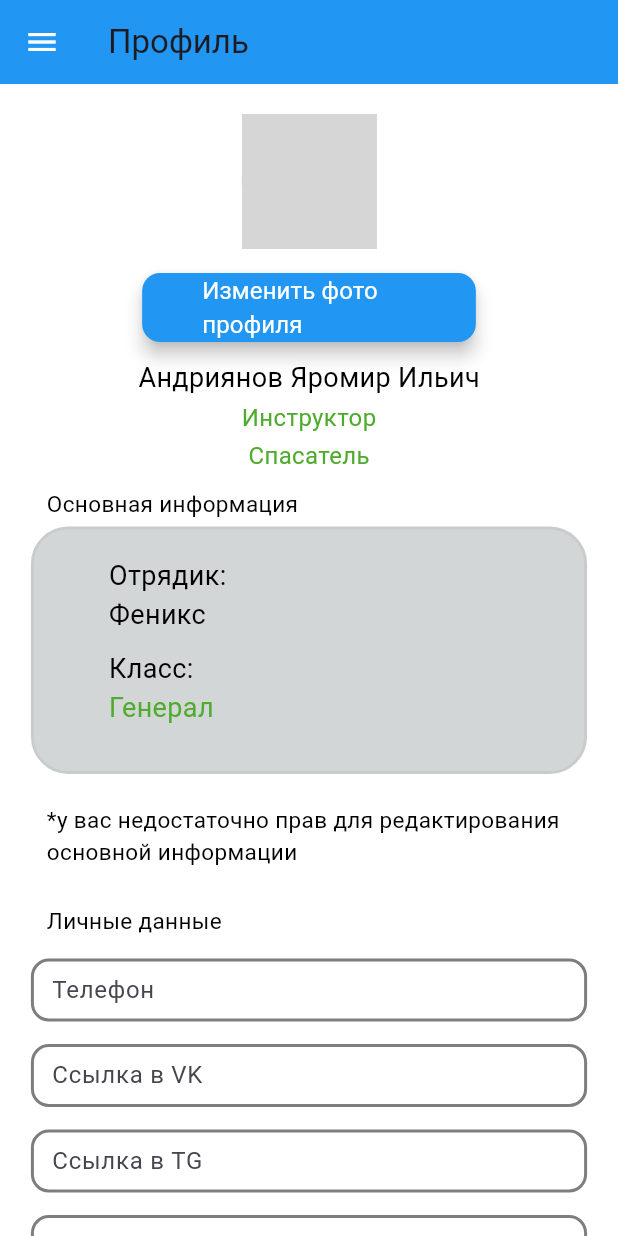
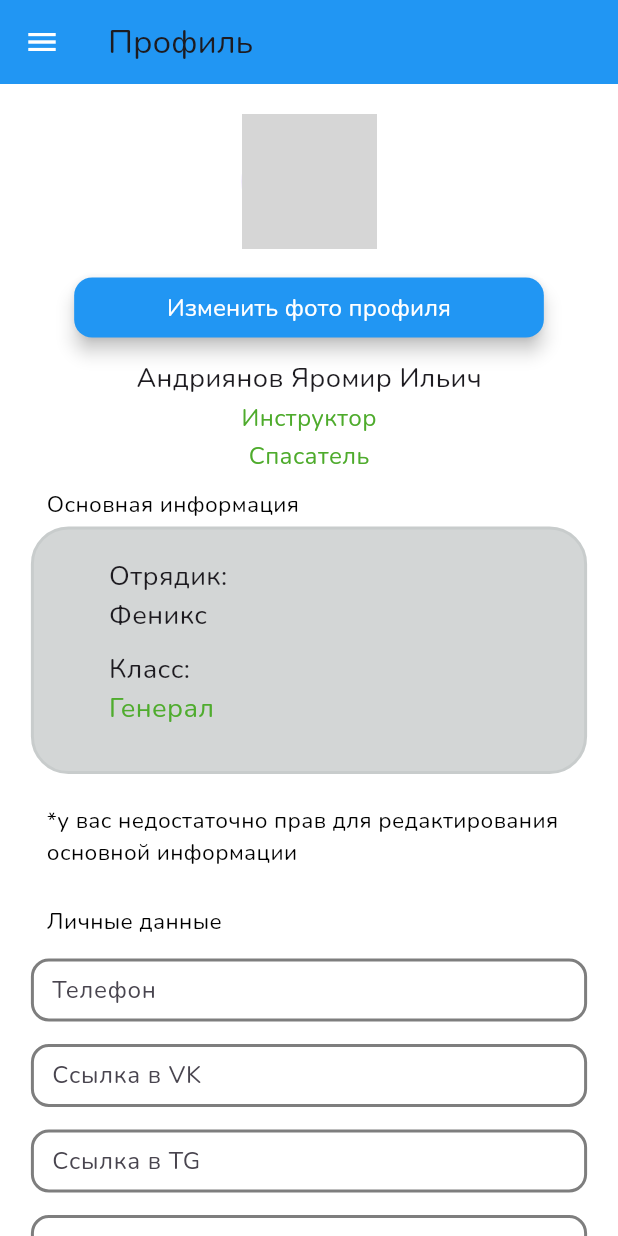
Before and after one commit to nakito-own/Lifeguard-app, a Flutter app: the ProfileScreen screen opened by its route, after a tap on "Редактировать личные данные", on a phone screen of 412 x 824 dp. Run offline on Flutter 3.47's test engine with Material 3 defaults, Android fonts, the phone set to English and light mode, and no system bars; our stand-ins replace google_fonts, jwt_decoder, responsive_builder, shared_preferences; accounts and stored records are empty; network calls fail; grey boxes are pictures that could not be loaded.

Commit message:
Полный BugFix и Шрифты

```diff
--- a/lib/main.dart
+++ b/lib/main.dart
@@ -1,9 +1,9 @@
 import 'package:flutter/material.dart';
+import 'package:google_fonts/google_fonts.dart';
 import 'package:lifeguard/screens/events_screen.dart';
 import 'package:lifeguard/screens/inventory_screen.dart';
 import 'package:lifeguard/screens/login_screen.dart';
 import 'package:lifeguard/screens/manuals_screen.dart';
-import 'package:lifeguard/screens/profile_redaction_screen.dart';
 import 'package:lifeguard/screens/shift_screen.dart';
 import 'package:shared_preferences/shared_preferences.dart';
 import 'screens/pofile_screen.dart';
@@ -48,12 +48,16 @@ class _MyAppState extends State<MyApp> {
   Widget build(BuildContext context) {
     return MaterialApp(
       title: 'Lifeguard Skeleton',
-      theme: AppLightTheme.lightTheme,
-      darkTheme: AppDarkTheme.darkTheme,
+      theme:AppLightTheme.lightTheme.copyWith(
+        textTheme: GoogleFonts.nunitoTextTheme(),),
+      darkTheme: AppDarkTheme.darkTheme.copyWith(
+        textTheme: GoogleFonts.nunitoTextTheme().apply(
+          bodyColor: Colors.white,),),
+
       themeMode: _isDarkTheme ? ThemeMode.dark : ThemeMode.light,
       home: LoginScreen(toggleTheme: _toggleTheme),
+
       routes: {
-        '/redaction': (context) =>ProfileRedactionScreen(toggleTheme: _toggleTheme),
         '/login': (context) => LoginScreen(toggleTheme: _toggleTheme),
         '/profile': (context) => ProfileScreen(toggleTheme: _toggleTheme),
         '/events': (context) => EventsScreen(toggleTheme: _toggleTheme),
--- a/lib/screens/login_screen.dart
+++ b/lib/screens/login_screen.dart
@@ -56,7 +56,9 @@ class _LoginScreenState extends State<LoginScreen> {
               backgroundImage: NetworkImage('https://sun1-17.userapi.com/s/v1/ig2/5oQd1HwXQjdP9Tmj1Apbc4g7MTfT6LmeMW99acU-htKmjxidJ9t0aldZ7hD-P_9L5ZlLwrzEIMwPre0w6-V1BMg1.jpg?quality=95&crop=1,0,834,834&as=32x32,48x48,72x72,108x108,160x160,240x240,360x360,480x480,540x540,640x640,720x720&ava=1&u=aseTjjK2s91iQeI5LbaqLOf6Kcm40eYRe6SBVTsbT6k&cs=200x200'),
             ),
             SizedBox( height: 50,),
-            Text ('Авторизация', style: TextStyle (fontSize: 18),),
+            Text ('Авторизация',
+              style: TextStyle (fontSize: 18),
+            ),
             SizedBox( height: 30,),
             ResponsiveBuilder(builder:
             (context, sizingInformation) {
--- a/lib/screens/pofile_screen.dart
+++ b/lib/screens/pofile_screen.dart
@@ -5,6 +5,10 @@ import '../widgets/profile-widgets/profile_info_widget.dart';
 import '../widgets/profile-widgets/my_info.dart';
 import '../widgets/small_text.dart';
 import 'package:lifeguard/widgets/transparent_button.dart';
+import 'package:lifeguard/widgets/custom_redaction_button.dart';
+import '../widgets/app-widgets/custom_button.dart';
+import '../widgets/app-widgets/custom_exit_button.dart';
+import '../widgets/app-widgets/custom_textfield.dart';
 
 
 class ProfileScreen extends StatelessWidget {
@@ -56,7 +60,7 @@ class ProfileScreen extends StatelessWidget {
             SizedBox(height: 10,),
             TransparentButton(text: 'Редактировать личные данные', onPressed: ()
               {
-                Navigator.pushNamed(context, '/redaction');
+                Navigator.push(context, MaterialPageRoute(builder: (context) => ProfileRedactionScreen(toggleTheme: toggleTheme)));
               },),
             SizedBox(height: 10,),
           ],
@@ -66,3 +70,110 @@ class ProfileScreen extends StatelessWidget {
     );
   }
 }
+
+
+class ProfileRedactionScreen extends StatelessWidget {
+  final VoidCallback toggleTheme;
+
+  ProfileRedactionScreen({required this.toggleTheme});
+
+  final TextEditingController Controller1 = TextEditingController();
+  final TextEditingController Controller2 = TextEditingController();
+  final TextEditingController Controller3 = TextEditingController();
+  final TextEditingController Controller4 = TextEditingController();
+
+
+  @override
+  Widget build(BuildContext context) {
+    return Scaffold(
+      appBar: AppBar(
+        title: Text('Профиль'),
+      ),
+      drawer: AppDrawer(toggleTheme: toggleTheme),
+      body: SingleChildScrollView(
+        child: Column(
+          mainAxisAlignment: MainAxisAlignment.center,
+          children: [
+            SizedBox(
+              height: 20,
+            ),
+            CircleAvatar(
+                radius: 45,
+                backgroundImage: NetworkImage(
+                    'https://sun1-17.userapi.com/s/v1/ig2/5oQd1HwXQjdP9Tmj1Apbc4g7MTfT6LmeMW99acU-htKmjxidJ9t0aldZ7hD-P_9L5ZlLwrzEIMwPre0w6-V1BMg1.jpg?quality=95&crop=1,0,834,834&as=32x32,48x48,72x72,108x108,160x160,240x240,360x360,480x480,540x540,640x640,720x720&ava=1&u=aseTjjK2s91iQeI5LbaqLOf6Kcm40eYRe6SBVTsbT6k&cs=200x200')
+            ),
+            SizedBox(
+              height: 15,
+            ),
+            CustomRedactionButton(
+              redactionText: 'Изменить фото профиля',
+              onPressed: () {},
+            ),
+            ProfileHeaderWidget(FirstName: 'Яромир',
+                SecondName: 'Андриянов',
+                Patronymic: 'Ильич',
+                Post1: 'Инструктор',
+                Post2: 'Спасатель'),
+            SizedBox(
+              height: 10,
+            ),
+            SmallText(some_text: 'Основная информация'),
+            ProfileInfoWidget(Role: 'Отрядик: ',
+                GroupNumber: 'Феникс',
+                Another: 'Класс:',
+                Position: 'Генерал'),
+            SmallText(
+                some_text: '*у вас недостаточно прав для редактирования основной информации'),
+            SizedBox(
+              height: 25,
+            ),
+            SmallText(some_text: 'Личные данные'),
+            SizedBox(
+              height: 15,
+            ),
+            CustomTextField(text: '8 800 555 35 35 ', widthSize: MediaQuery.of(context).size.width * 0.9,
+              labelText: 'Телефон',
+              isPass: false,
+              controller: Controller1,
+            ),
+            SizedBox(
+              height: 15,
+            ),
+            CustomTextField(text: 'https://vk.com/', widthSize: MediaQuery.of(context).size.width * 0.9,
+              labelText: 'Ссылка в VK',
+              isPass: false,
+              controller: Controller2,
+            ), SizedBox(
+              height: 15,
+            ),
+            CustomTextField(text: 'https://t.me/', widthSize: MediaQuery.of(context).size.width * 0.9,
+              labelText: 'Ссылка в TG',
+              isPass: false,
+              controller: Controller3,
+            ), SizedBox(
+              height: 15,
+            ),
+            CustomTextField(text: 'https://mail.ru/', widthSize: MediaQuery.of(context).size.width * 0.9,
+              labelText: 'Почта',
+              isPass: false,
+              controller: Controller4,
+            ), SizedBox(height: 20,),
+            CustomButton(buttonText: 'Сохранить', MiniButton: false, onPressed: () {
+              print('${Controller1.text}, ${Controller2.text}, ${Controller3.text}, ${Controller4.text}');
+            },),
+            SizedBox(height: 20,),
+            ButtonExit(text: 'Выйти', onPressed: () {
+              Controller1.clear();
+              Controller2.clear();
+              Controller3.clear();
+              Controller4.clear();
+              Navigator.pushNamed(context, '/profile');
+            },
+            ),
+            SizedBox(height: 20,),
+          ],
+        ),
+      ),
+    );
+  }
+}
--- a/lib/widgets/app-widgets/app_drawer.dart
+++ b/lib/widgets/app-widgets/app_drawer.dart
@@ -1,13 +1,17 @@
 import 'package:flutter/material.dart';
 import 'package:lifeguard/widgets/app-widgets/custom_drawer_button.dart';
 import 'package:lifeguard/widgets/app-widgets/custom_exit_button.dart';
+
+
 
 
 class AppDrawer extends StatelessWidget {
 
   final VoidCallback toggleTheme;
 
-  AppDrawer({required this.toggleTheme});
+
+  AppDrawer({required this.toggleTheme
+  });
 
   @override
   Widget build(BuildContext context) {
@@ -29,22 +33,16 @@ class AppDrawer extends StatelessWidget {
                 backgroundImage: NetworkImage('https://sun1-17.userapi.com/s/v1/ig2/5oQd1HwXQjdP9Tmj1Apbc4g7MTfT6LmeMW99acU-htKmjxidJ9t0aldZ7hD-P_9L5ZlLwrzEIMwPre0w6-V1BMg1.jpg?quality=95&crop=1,0,834,834&as=32x32,48x48,72x72,108x108,160x160,240x240,360x360,480x480,540x540,640x640,720x720&ava=1&u=aseTjjK2s91iQeI5LbaqLOf6Kcm40eYRe6SBVTsbT6k&cs=200x200'),
               ),
                 SizedBox(width: 15,),
-                Column(
-                  crossAxisAlignment: CrossAxisAlignment.start,
-                  mainAxisAlignment: MainAxisAlignment.center,
-                  children: [
-                    Text('Андриянов Яромир Ильич',
-                      overflow: TextOverflow.clip,
-                      style: TextStyle(
-                      fontSize: 14,
-                    ),),
-                    Text('Инструктор',
-                      overflow: TextOverflow.clip,
-                      style: TextStyle(
-                      fontSize: 14,
-                      color: Colors.green,
-                    ),),
-                  ],
+                Container(
+                  child:
+                    Flexible(
+                        child:
+                    AppDrawerHeader(FirstName: 'Яромир',
+                        SecondName: 'Андриянов',
+                        Patronymic: 'Ильич',
+                        Post1: 'Спасатель',
+                        toggleTheme: toggleTheme)
+                    ),
                 ),
               ],
             ),
@@ -95,3 +93,40 @@ class AppDrawer extends StatelessWidget {
     );
   }
 }
+
+class AppDrawerHeader extends StatelessWidget {
+  const AppDrawerHeader({Key? key,
+    required this.FirstName,
+    required this.SecondName,
+    required this.Patronymic,
+    required this.Post1,
+    required this.toggleTheme}) : super(key: key);
+  final VoidCallback toggleTheme;
+  final String FirstName;
+  final String SecondName;
+  final String Patronymic;
+  final String Post1;
+
+@override
+Widget build(BuildContext context) {
+  return Column(
+    crossAxisAlignment: CrossAxisAlignment.start,
+    mainAxisAlignment: MainAxisAlignment.center,
+    children: [
+  Text(SecondName + ' ' + FirstName + ' ' + Patronymic,
+    overflow: TextOverflow.clip,
+    maxLines: 5,
+    style: TextStyle(
+      fontSize: 14,
+    ),),
+
+  Text(Post1,
+  overflow: TextOverflow.clip,
+  style: TextStyle(
+  fontSize: 14,
+  color: Colors.green,
+  ),),
+  ]
+  );
+}
+}
--- a/lib/widgets/app-widgets/custom_drawer_button.dart
+++ b/lib/widgets/app-widgets/custom_drawer_button.dart
@@ -1,4 +1,5 @@
 import 'package:flutter/material.dart';
+import 'package:google_fonts/google_fonts.dart';
 
 class CustomDrawerButton extends StatelessWidget {
   final String text;
@@ -24,7 +25,7 @@ class CustomDrawerButton extends StatelessWidget {
         style: ElevatedButton.styleFrom(
           backgroundColor: buttonColor, // цвет кнопки
           padding: EdgeInsets.symmetric(horizontal: 8, vertical: 10),
-          textStyle: TextStyle(fontSize: 18, color: Colors.white),
+          textStyle: GoogleFonts.nunito(fontSize: 18, color: Colors.white),
           shape: const RoundedRectangleBorder(
             borderRadius: BorderRadius.all(Radius.circular(12)),
           ),
--- a/lib/widgets/custom_redaction_button.dart
+++ b/lib/widgets/custom_redaction_button.dart
@@ -18,7 +18,7 @@ class CustomRedactionButton extends StatelessWidget {
     final shadowColor = isDarkTheme ? Colors.black : Colors.black;
 
     return Container(
-      padding: EdgeInsets.symmetric(horizontal: MediaQuery.of(context).size.width * 0.12, vertical: 0),
+      padding: EdgeInsets.symmetric(horizontal: MediaQuery.of(context).size.width * 0.01, vertical: 0),
       margin: EdgeInsets.symmetric(horizontal: MediaQuery.of(context).size.width * 0.11),
       child: ElevatedButton(
         onPressed: onPressed,
--- a/lib/widgets/profile-widgets/my_info.dart
+++ b/lib/widgets/profile-widgets/my_info.dart
@@ -1,5 +1,6 @@
 import 'package:flutter/gestures.dart';
 import 'package:flutter/material.dart';
+import 'package:google_fonts/google_fonts.dart';
 import "package:url_launcher/url_launcher.dart";
 
 class MyInfo extends StatelessWidget {
@@ -68,19 +69,19 @@ class MyInfo extends StatelessWidget {
             children: [
               TextSpan(
                 text: 'Телефон:  ',
-                style: TextStyle(fontSize: 19, height: 1.5, color: text_Color),
+                style: GoogleFonts.nunito(fontSize: 19, height: 1.5, color: text_Color),
               ),
               TextSpan(
                 text:phone,
-                style: TextStyle(fontSize: 18, color: text_Color),
+                style: GoogleFonts.nunito(fontSize: 18, color: text_Color),
               ),
               TextSpan(
                 text: '\n VK:  ',
-                style: TextStyle(fontSize: 19, height: 2, color: text_Color),
+                style: GoogleFonts.nunito(fontSize: 19, height: 2, color: text_Color),
               ),
               TextSpan(
                 text: VK_Link,
-                style: const TextStyle(color: Colors.blue, fontSize: 18,
+                style: GoogleFonts.nunito(color: Colors.blue, fontSize: 18,
                   decoration: TextDecoration.underline,
                 ),
                 recognizer: TapGestureRecognizer()
@@ -88,11 +89,11 @@ class MyInfo extends StatelessWidget {
               ),
               TextSpan(
                 text: '\n TG:  ',
-                style: TextStyle(fontSize: 19, height: 2,color: text_Color),
+                style: GoogleFonts.nunito(fontSize: 19, height: 2,color: text_Color),
               ),
               TextSpan(
                 text: TG_Link,
-                style: const TextStyle(color: Colors.blue, fontSize: 18,
+                style: GoogleFonts.nunito(color: Colors.blue, fontSize: 18,
                   decoration: TextDecoration.underline,
                 ),
                 recognizer: TapGestureRecognizer()
@@ -100,11 +101,11 @@ class MyInfo extends StatelessWidget {
               ),
               TextSpan(
                 text: '\n Почта:  ',
-                style: TextStyle(fontSize: 19, height: 2, color: text_Color),
+                style: GoogleFonts.nunito(fontSize: 19, height: 2, color: text_Color),
               ),
               TextSpan(
                   text: Mail_Link,
-                  style: const TextStyle(color: Colors.blue, fontSize: 18,
+                  style: GoogleFonts.nunito(color: Colors.blue, fontSize: 18,
                     decoration: TextDecoration.underline,
                   ),
                   recognizer: TapGestureRecognizer()
--- a/lib/widgets/transparent_button.dart
+++ b/lib/widgets/transparent_button.dart
@@ -19,7 +19,7 @@ class TransparentButton extends StatelessWidget {
         child: TextButton(
         style: ButtonStyle(
           backgroundColor: WidgetStateProperty.all(Colors.transparent),
-          minimumSize: WidgetStateProperty.all(Size(MediaQuery.of(context).size.width * 1, MediaQuery.of(context).size.height * 0.05)),
+          minimumSize: WidgetStateProperty.all(Size(MediaQuery.of(context).size.width * 0.35, MediaQuery.of(context).size.height * 0.05)),
 
         ),
         onPressed: onPressed,
```
Also changed, not shown: pubspec.yaml (+7 -0 lines), pubspec.lock.
